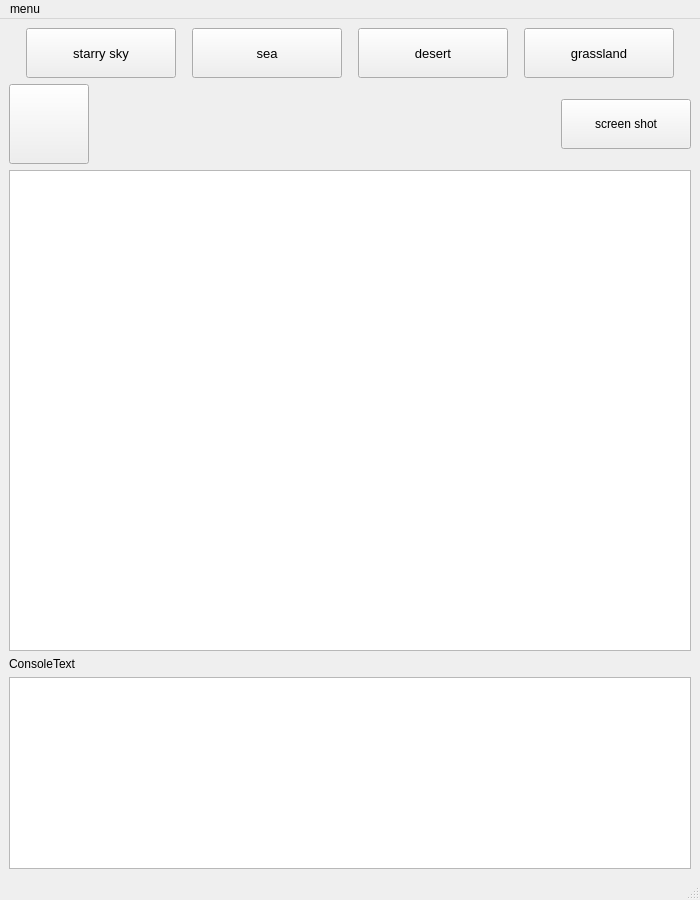
Usotsu7ki/Facial-Expression-Recognition-System, file testClient/cameraWindow/mainwindow.ui: the form before one commit.
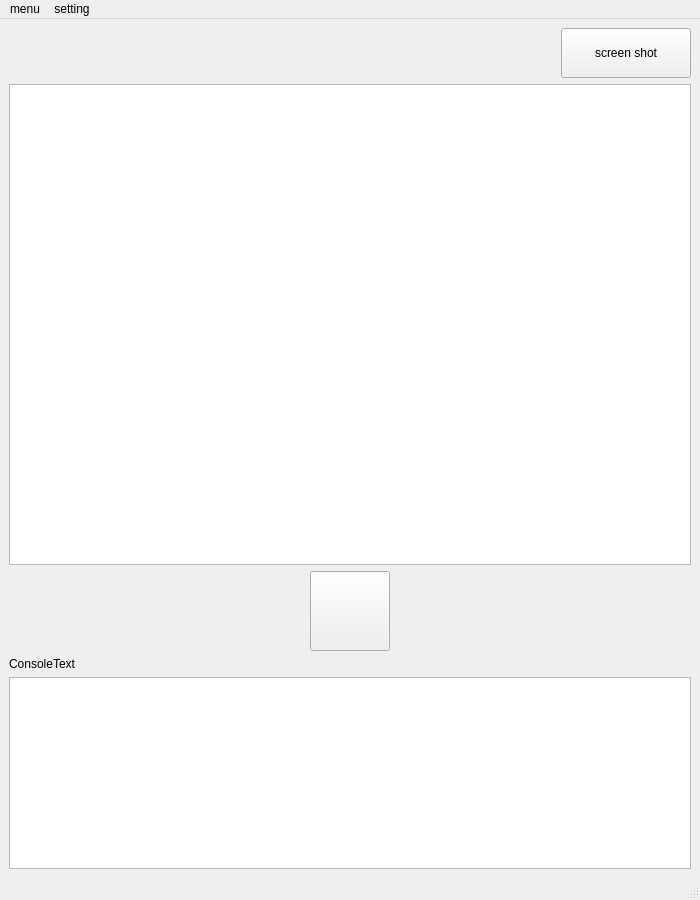
The form after the commit.

Commit message: background button to action and record position move

```diff
--- a/testClient/cameraWindow/mainwindow.ui
+++ b/testClient/cameraWindow/mainwindow.ui
@@ -14,240 +14,11 @@
    <string>MainWindow</string>
   </property>
   <widget class="QWidget" name="centralwidget">
-   <layout class="QGridLayout" name="gridLayout">
+   <layout class="QGridLayout" name="gridLayout_2">
     <item row="0" column="0">
-     <layout class="QHBoxLayout" name="horizontalLayout_12">
-      <item>
-       <spacer name="horizontalSpacer_8">
-        <property name="orientation">
-         <enum>Qt::Horizontal</enum>
-        </property>
-        <property name="sizeHint" stdset="0">
-         <size>
-          <width>13</width>
-          <height>20</height>
-         </size>
-        </property>
-       </spacer>
-      </item>
-      <item>
-       <widget class="QPushButton" name="btn_1">
-        <property name="sizePolicy">
-         <sizepolicy hsizetype="Fixed" vsizetype="Fixed">
-          <horstretch>0</horstretch>
-          <verstretch>0</verstretch>
-         </sizepolicy>
-        </property>
-        <property name="minimumSize">
-         <size>
-          <width>150</width>
-          <height>50</height>
-         </size>
-        </property>
-        <property name="maximumSize">
-         <size>
-          <width>150</width>
-          <height>50</height>
-         </size>
-        </property>
-        <property name="font">
-         <font>
-          <family>Arial</family>
-          <pointsize>10</pointsize>
-         </font>
-        </property>
-        <property name="text">
-         <string>starry sky</string>
-        </property>
-       </widget>
-      </item>
-      <item>
-       <spacer name="horizontalSpacer_23">
-        <property name="orientation">
-         <enum>Qt::Horizontal</enum>
-        </property>
-        <property name="sizeType">
-         <enum>QSizePolicy::Fixed</enum>
-        </property>
-        <property name="sizeHint" stdset="0">
-         <size>
-          <width>10</width>
-          <height>20</height>
-         </size>
-        </property>
-       </spacer>
-      </item>
-      <item>
-       <widget class="QPushButton" name="btn_2">
-        <property name="sizePolicy">
-         <sizepolicy hsizetype="Fixed" vsizetype="Fixed">
-          <horstretch>0</horstretch>
-          <verstretch>0</verstretch>
-         </sizepolicy>
-        </property>
-        <property name="minimumSize">
-         <size>
-          <width>150</width>
-          <height>50</height>
-         </size>
-        </property>
-        <property name="maximumSize">
-         <size>
-          <width>150</width>
-          <height>50</height>
-         </size>
-        </property>
-        <property name="font">
-         <font>
-          <family>Arial</family>
-          <pointsize>10</pointsize>
-         </font>
-        </property>
-        <property name="text">
-         <string>sea</string>
-        </property>
-       </widget>
-      </item>
-      <item>
-       <spacer name="horizontalSpacer_24">
-        <property name="orientation">
-         <enum>Qt::Horizontal</enum>
-        </property>
-        <property name="sizeType">
-         <enum>QSizePolicy::Fixed</enum>
-        </property>
-        <property name="sizeHint" stdset="0">
-         <size>
-          <width>10</width>
-          <height>20</height>
-         </size>
-        </property>
-       </spacer>
-      </item>
-      <item>
-       <widget class="QPushButton" name="btn_3">
-        <property name="sizePolicy">
-         <sizepolicy hsizetype="Fixed" vsizetype="Fixed">
-          <horstretch>0</horstretch>
-          <verstretch>0</verstretch>
-         </sizepolicy>
-        </property>
-        <property name="minimumSize">
-         <size>
-          <width>150</width>
-          <height>50</height>
-         </size>
-        </property>
-        <property name="maximumSize">
-         <size>
-          <width>150</width>
-          <height>50</height>
-         </size>
-        </property>
-        <property name="font">
-         <font>
-          <family>Arial</family>
-          <pointsize>10</pointsize>
-         </font>
-        </property>
-        <property name="text">
-         <string>desert</string>
-        </property>
-       </widget>
-      </item>
-      <item>
-       <spacer name="horizontalSpacer_25">
-        <property name="orientation">
-         <enum>Qt::Horizontal</enum>
-        </property>
-        <property name="sizeType">
-         <enum>QSizePolicy::Fixed</enum>
-        </property>
-        <property name="sizeHint" stdset="0">
-         <size>
-          <width>10</width>
-          <height>20</height>
-         </size>
-        </property>
-       </spacer>
-      </item>
-      <item>
-       <widget class="QPushButton" name="btn_4">
-        <property name="sizePolicy">
-         <sizepolicy hsizetype="Fixed" vsizetype="Fixed">
-          <horstretch>0</horstretch>
-          <verstretch>0</verstretch>
-         </sizepolicy>
-        </property>
-        <property name="minimumSize">
-         <size>
-          <width>150</width>
-          <height>50</height>
-         </size>
-        </property>
-        <property name="maximumSize">
-         <size>
-          <width>150</width>
-          <height>50</height>
-         </size>
-        </property>
-        <property name="font">
-         <font>
-          <family>Arial</family>
-          <pointsize>10</pointsize>
-         </font>
-        </property>
-        <property name="text">
-         <string>grassland</string>
-        </property>
-       </widget>
-      </item>
-      <item>
-       <spacer name="horizontalSpacer_9">
-        <property name="orientation">
-         <enum>Qt::Horizontal</enum>
-        </property>
-        <property name="sizeHint" stdset="0">
-         <size>
-          <width>13</width>
-          <height>20</height>
-         </size>
-        </property>
-       </spacer>
-      </item>
-     </layout>
-    </item>
-    <item row="1" column="0">
-     <layout class="QVBoxLayout" name="verticalLayout">
-      <item>
+     <layout class="QGridLayout" name="gridLayout">
+      <item row="0" column="0">
        <layout class="QHBoxLayout" name="horizontalLayout">
-        <item>
-         <widget class="QPushButton" name="recordButton">
-          <property name="sizePolicy">
-           <sizepolicy hsizetype="Fixed" vsizetype="Fixed">
-            <horstretch>0</horstretch>
-            <verstretch>0</verstretch>
-           </sizepolicy>
-          </property>
-          <property name="minimumSize">
-           <size>
-            <width>80</width>
-            <height>80</height>
-           </size>
-          </property>
-          <property name="font">
-           <font>
-            <family>Arial</family>
-           </font>
-          </property>
-          <property name="styleSheet">
-           <string notr="true"/>
-          </property>
-          <property name="text">
-           <string/>
-          </property>
-         </widget>
-        </item>
         <item>
          <spacer name="horizontalSpacer_2">
           <property name="orientation">
@@ -287,7 +58,7 @@
         </item>
        </layout>
       </item>
-      <item>
+      <item row="1" column="0">
        <widget class="QGraphicsView" name="graphicsView">
         <property name="font">
          <font>
@@ -297,7 +68,64 @@
         </property>
        </widget>
       </item>
-      <item>
+      <item row="2" column="0">
+       <layout class="QHBoxLayout" name="horizontalLayout_2">
+        <item>
+         <spacer name="horizontalSpacer">
+          <property name="orientation">
+           <enum>Qt::Horizontal</enum>
+          </property>
+          <property name="sizeHint" stdset="0">
+           <size>
+            <width>40</width>
+            <height>20</height>
+           </size>
+          </property>
+         </spacer>
+        </item>
+        <item>
+         <widget class="QPushButton" name="recordButton">
+          <property name="sizePolicy">
+           <sizepolicy hsizetype="Fixed" vsizetype="Fixed">
+            <horstretch>0</horstretch>
+            <verstretch>0</verstretch>
+           </sizepolicy>
+          </property>
+          <property name="minimumSize">
+           <size>
+            <width>80</width>
+            <height>80</height>
+           </size>
+          </property>
+          <property name="font">
+           <font>
+            <family>Arial</family>
+           </font>
+          </property>
+          <property name="styleSheet">
+           <string notr="true"/>
+          </property>
+          <property name="text">
+           <string/>
+          </property>
+         </widget>
+        </item>
+        <item>
+         <spacer name="horizontalSpacer_3">
+          <property name="orientation">
+           <enum>Qt::Horizontal</enum>
+          </property>
+          <property name="sizeHint" stdset="0">
+           <size>
+            <width>40</width>
+            <height>20</height>
+           </size>
+          </property>
+         </spacer>
+        </item>
+       </layout>
+      </item>
+      <item row="3" column="0">
        <widget class="QLabel" name="label">
         <property name="font">
          <font>
@@ -335,7 +163,7 @@
      <x>0</x>
      <y>0</y>
      <width>700</width>
-     <height>26</height>
+     <height>21</height>
     </rect>
    </property>
    <widget class="QMenu" name="menumenu">
@@ -348,7 +176,23 @@
     <addaction name="separator"/>
     <addaction name="actionOpen_record_folder"/>
    </widget>
+   <widget class="QMenu" name="menusetting">
+    <property name="title">
+     <string>setting</string>
+    </property>
+    <widget class="QMenu" name="menuAppearance">
+     <property name="title">
+      <string>Appearance</string>
+     </property>
+     <addaction name="actionstarry_sky"/>
+     <addaction name="actionsea"/>
+     <addaction name="actiondesert"/>
+     <addaction name="actiongrassland"/>
+    </widget>
+    <addaction name="menuAppearance"/>
+   </widget>
    <addaction name="menumenu"/>
+   <addaction name="menusetting"/>
   </widget>
   <widget class="QStatusBar" name="statusbar"/>
   <action name="actionhelp">
```
Left out of the diff: 22 changed lines with no effect on the pictures. The commit also changes 88 other files.
